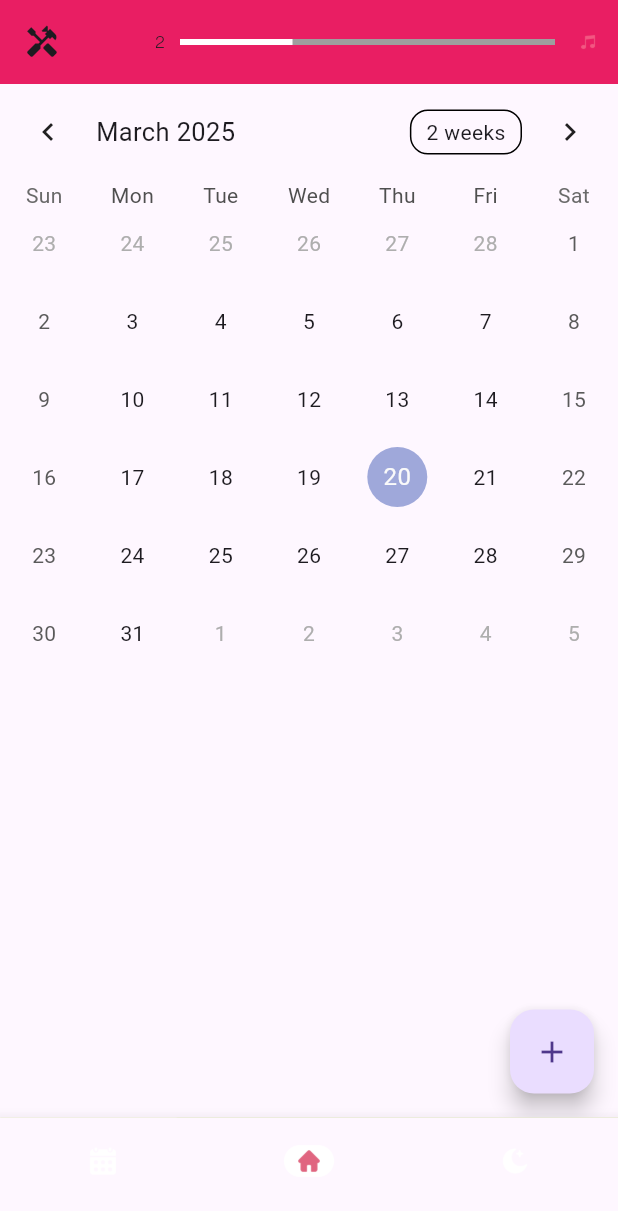
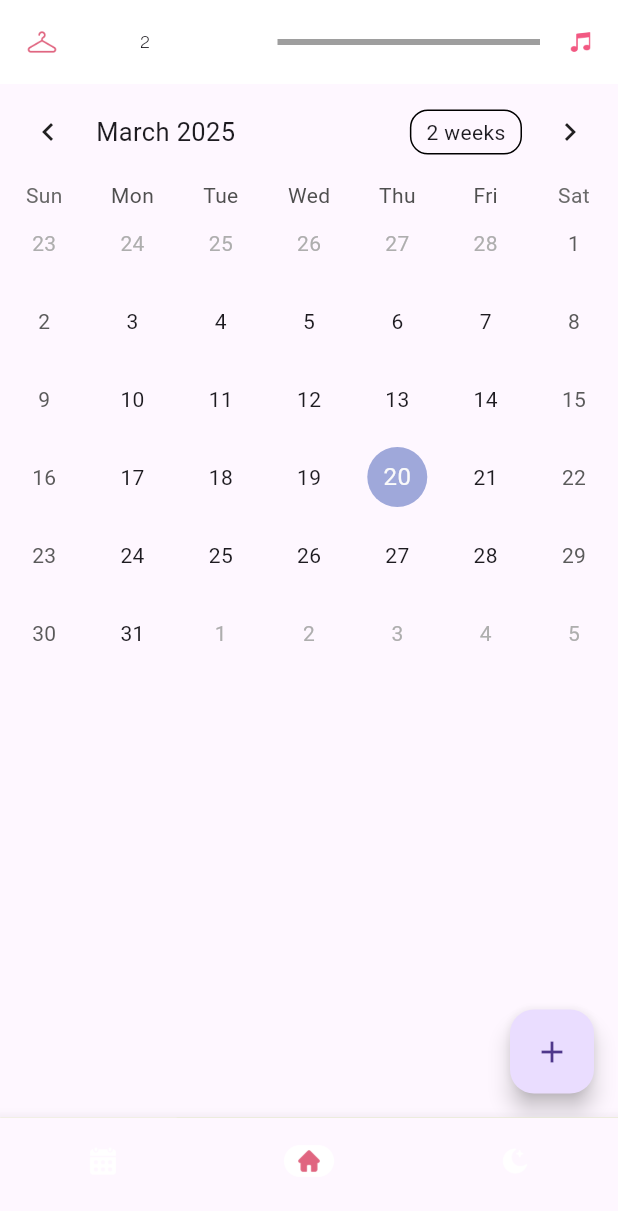
Before and after one commit to projectth2010/nexky_app, a Flutter app: the screen it shows after launch, on a phone screen of 412 x 824 dp. Shown: the top 1211 px of the screen. Run offline on Flutter 3.47's test engine with Material 3 defaults, Android fonts, the phone set to English and light mode, and no system bars; drawn by our look-alikes of table_calendar.

Commit message:
Update custom_app_bar.dart

```diff
--- a/lib/custom_app_bar.dart
+++ b/lib/custom_app_bar.dart
@@ -10,9 +10,13 @@
   @override
   Widget build(BuildContext context) {
     return AppBar(
-      backgroundColor: Colors.pink,
+      backgroundColor: Colors.white,
       leading: IconButton(
-        icon: Icon(Icons.handyman),
+        icon: Image.asset(
+                  'assets/ic_stick_bow.png',
+                  width: 34, // Adjust size as needed
+                  height: 34,
+                ),
         onPressed: onHandymanPressed,
       ),
       actions: [
@@ -38,8 +42,8 @@
                 onTap: onMusicNotePressed, // Handle tap event
                 child: Image.asset(
                   'assets/ic_melody.png',
-                  width: 24, // Adjust size as needed
-                  height: 24,
+                  width: 34, // Adjust size as needed
+                  height: 34,
                 ),
               ),
             ],
```
